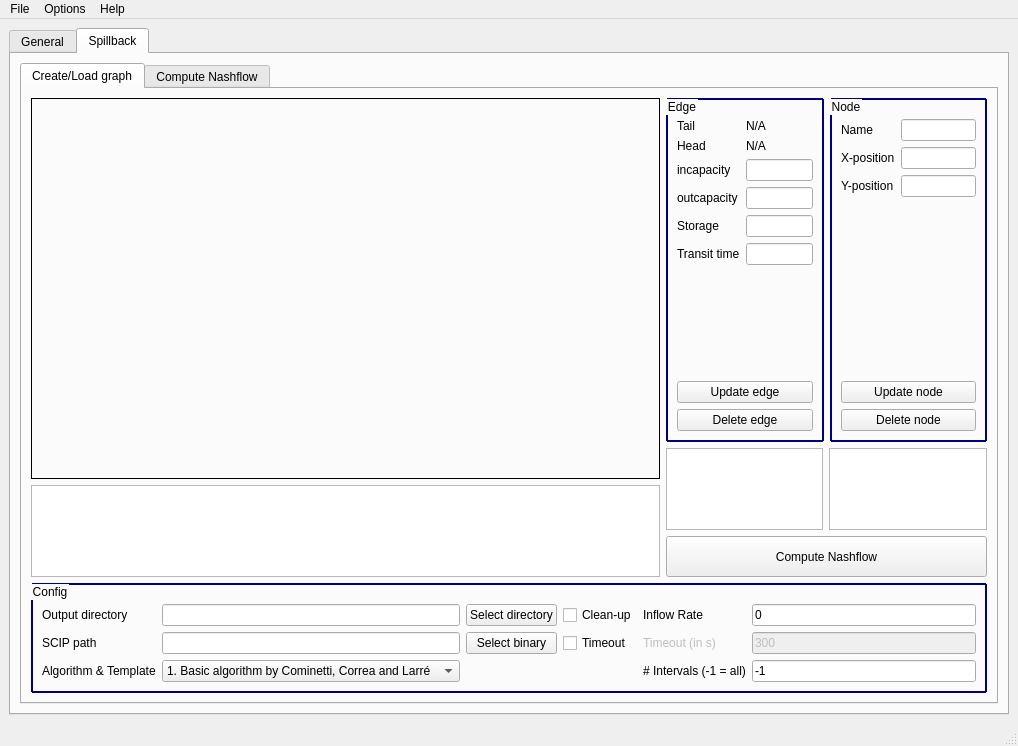
This is source/ui/mainWdw.ui in LeonSering/NashFlowComputation as Qt 5 draws it before an edit. The edited form follows.
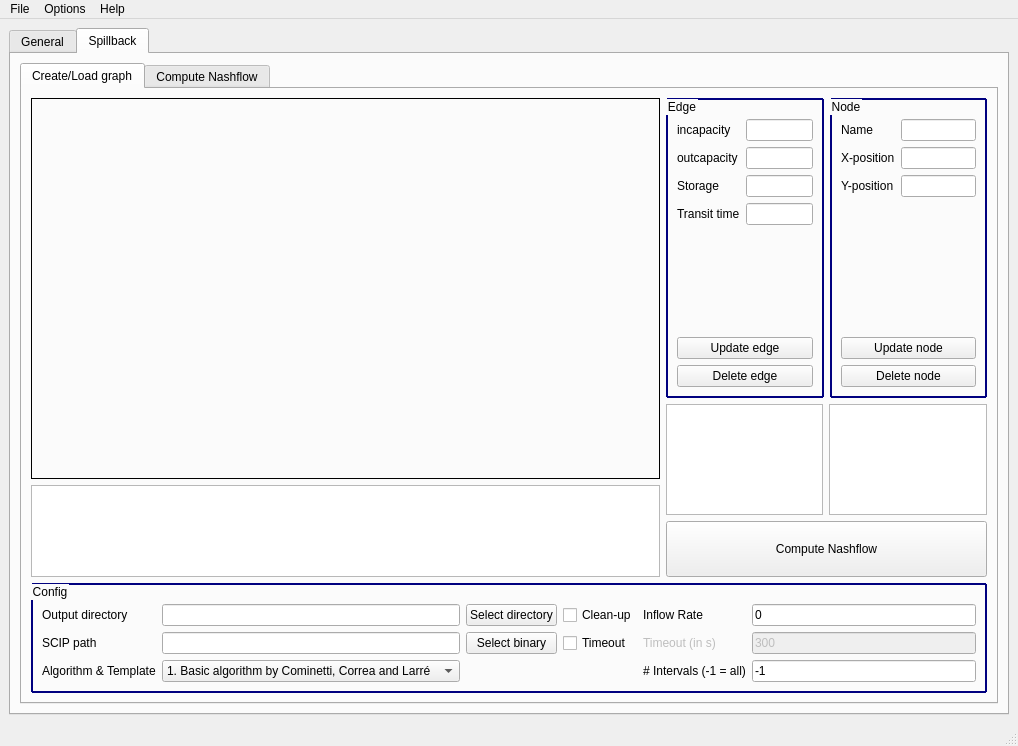
This is the edited form. The open tabs and pages were chosen to show the change. Icons and pictures are not drawn.

Diff of the .ui file:
```diff
--- a/source/ui/mainWdw.ui
+++ b/source/ui/mainWdw.ui
@@ -1042,7 +1042,7 @@
               <property name="sizePolicy">
                <sizepolicy hsizetype="Preferred" vsizetype="Preferred">
                 <horstretch>1</horstretch>
-                <verstretch>11</verstretch>
+                <verstretch>4</verstretch>
                </sizepolicy>
               </property>
               <property name="styleSheet">
@@ -1079,74 +1079,46 @@
                  <property name="fieldGrowthPolicy">
                   <enum>QFormLayout::AllNonFixedFieldsGrow</enum>
                  </property>
-                 <item row="1" column="0">
-                  <widget class="QLabel" name="label_39">
-                   <property name="text">
-                    <string>Head</string>
-                   </property>
-                  </widget>
-                 </item>
-                 <item row="2" column="0">
+                 <item row="0" column="0">
                   <widget class="QLabel" name="label_40">
                    <property name="text">
                     <string>incapacity</string>
                    </property>
                   </widget>
                  </item>
-                 <item row="2" column="1">
+                 <item row="0" column="1">
                   <widget class="QLineEdit" name="inCapacityLineEdit_spillback"/>
                  </item>
-                 <item row="3" column="0">
+                 <item row="1" column="0">
                   <widget class="QLabel" name="label_63">
                    <property name="text">
                     <string>outcapacity</string>
                    </property>
                   </widget>
                  </item>
-                 <item row="3" column="1">
+                 <item row="1" column="1">
                   <widget class="QLineEdit" name="outCapacityLineEdit_spillback"/>
                  </item>
-                 <item row="4" column="0">
+                 <item row="2" column="0">
                   <widget class="QLabel" name="label_64">
                    <property name="text">
                     <string>Storage</string>
                    </property>
                   </widget>
                  </item>
-                 <item row="4" column="1">
+                 <item row="2" column="1">
                   <widget class="QLineEdit" name="storageLineEdit_spillback"/>
                  </item>
-                 <item row="5" column="0">
+                 <item row="3" column="0">
                   <widget class="QLabel" name="label_41">
                    <property name="text">
                     <string>Transit time</string>
                    </property>
                   </widget>
                  </item>
-                 <item row="5" column="1">
+                 <item row="3" column="1">
                   <widget class="QLineEdit" name="transitTimeLineEdit_spillback"/>
                  </item>
-                 <item row="0" column="0">
-                  <widget class="QLabel" name="label_38">
-                   <property name="text">
-                    <string>Tail</string>
-                   </property>
-                  </widget>
-                 </item>
-                 <item row="0" column="1">
-                  <widget class="QLabel" name="tailLabel_spillback">
-                   <property name="text">
-                    <string>N/A</string>
-                   </property>
-                  </widget>
-                 </item>
-                 <item row="1" column="1">
-                  <widget class="QLabel" name="headLabel_spillback">
-                   <property name="text">
-                    <string>N/A</string>
-                   </property>
-                  </widget>
-                 </item>
                 </layout>
                </item>
                <item>
```
Left out of the diff: 43 changed lines with no effect on the pictures.
